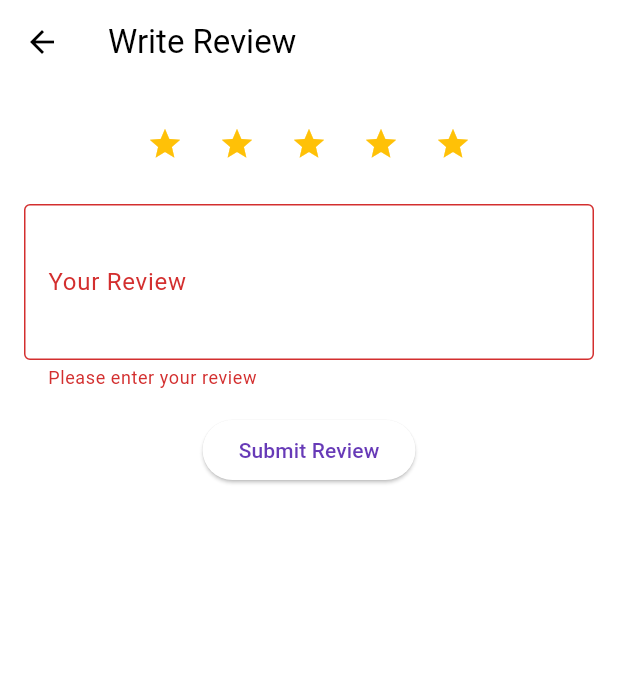
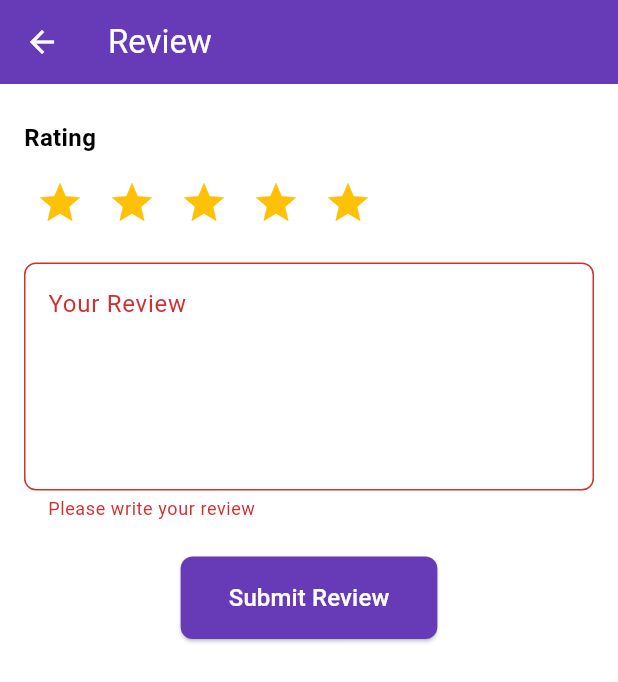
Before and after one commit to PBP24E06/aquaadventurebali_mobile, a Flutter app: the ReviewFormPage screen opened directly with empty values, after a tap on "Submit Review", on a phone screen of 412 x 824 dp. Shown: the top 682 px of the screen. Run offline on Flutter 3.47's test engine with Material 3 defaults, Android fonts, the phone set to English and light mode, and no system bars; missing offline and left inert: pbp_django_auth.

Commit message:
reimplement review_form (berhasil)

```diff
--- a/lib/screens/list_product.dart
+++ b/lib/screens/list_product.dart
@@ -117,12 +117,12 @@ class _ProductPageState extends State<ProductPage> {
                                       Navigator.push(
                                         context,
                                         MaterialPageRoute(
-                                            builder: (context) => AllReviewPage(
-                                                productId: snapshot.data![index].pk,
-                                                productName: product.name,
-                                                productImage: product.gambar,
-                                            ),
-                                            // builder: (context) => ReviewFormPage(productId: snapshot.data![index].pk),
+                                            // builder: (context) => AllReviewPage(
+                                            //     productId: snapshot.data![index].pk,
+                                            //     productName: product.name,
+                                            //     productImage: product.gambar,
+                                            // ),
+                                            builder: (context) => ReviewFormPage(productId: snapshot.data![index].pk, productName: product.name,),
                                         ),
                                     );
                                     },
--- a/lib/screens/review_form.dart
+++ b/lib/screens/review_form.dart
@@ -1,13 +1,17 @@
 import 'package:flutter/material.dart';
-
 import 'package:pbp_django_auth/pbp_django_auth.dart';
 import 'package:provider/provider.dart';
 import 'dart:convert';
 
 class ReviewFormPage extends StatefulWidget {
   final String productId;
+  final String productName;
 
-  const ReviewFormPage({super.key, required this.productId});
+  const ReviewFormPage({
+    super.key,
+    required this.productId,
+    required this.productName,
+  });
 
   @override
   State<ReviewFormPage> createState() => _ReviewFormPageState();
@@ -24,22 +28,38 @@ class _ReviewFormPageState extends State<ReviewFormPage> {
 
     return Scaffold(
       appBar: AppBar(
-        title: const Text('Write Review'),
+        title: Text('Review ${widget.productName}'),
+        backgroundColor: Theme.of(context).colorScheme.primary,
+        foregroundColor: Colors.white,
       ),
       body: Form(
         key: _formKey,
-        child: Padding(
+        child: SingleChildScrollView(
           padding: const EdgeInsets.all(16.0),
           child: Column(
+            crossAxisAlignment: CrossAxisAlignment.start,
             children: [
-              // Rating
+              Padding(
+                padding: const EdgeInsets.symmetric(vertical: 8.0),
+                child: Column(
+                  crossAxisAlignment: CrossAxisAlignment.start,
+                  children: [
+                    const Text(
+                      'Rating',
+                      style: TextStyle(
+                        fontSize: 16,
+                        fontWeight: FontWeight.bold,
+                      ),
+                    ),
+                    const SizedBox(height: 8),
                     Row(
-                mainAxisAlignment: MainAxisAlignment.center,
+                      mainAxisAlignment: MainAxisAlignment.start,
                       children: List.generate(5, (index) {
                         return IconButton(
                           icon: Icon(
                             index < _rating ? Icons.star : Icons.star_border,
                             color: Colors.amber,
+                            size: 32,
                           ),
                           onPressed: () {
                             setState(() {
@@ -49,45 +69,78 @@ class _ReviewFormPageState extends State<ReviewFormPage> {
                         );
                       }),
                     ),
-
-              const SizedBox(height: 16.0),
+                  ],
+                ),
+              ),
 
               // Review text field
-              TextFormField(
+              Padding(
+                padding: const EdgeInsets.symmetric(vertical: 8.0),
+                child: TextFormField(
                   controller: _reviewController,
-                decoration: const InputDecoration(
+                  decoration: InputDecoration(
                     labelText: 'Your Review',
-                  border: OutlineInputBorder(),
+                    hintText: 'Share your experience with this product...',
+                    border: OutlineInputBorder(
+                      borderRadius: BorderRadius.circular(8.0),
                     ),
-                maxLines: 3,
+                    alignLabelWithHint: true,
+                  ),
+                  maxLines: 5,
                   validator: (value) {
                     if (value == null || value.isEmpty) {
-                    return 'Please enter your review';
+                      return 'Please write your review';
                     }
                     return null;
                   },
+                ),
               ),
 
               const SizedBox(height: 16.0),
 
               // Submit button
-              ElevatedButton(
+              Align(
+                alignment: Alignment.center,
+                child: ElevatedButton(
+                  style: ElevatedButton.styleFrom(
+                    backgroundColor: Theme.of(context).colorScheme.primary,
+                    foregroundColor: Colors.white,
+                    padding: const EdgeInsets.symmetric(horizontal: 32, vertical: 16),
+                    shape: RoundedRectangleBorder(
+                      borderRadius: BorderRadius.circular(8),
+                    ),
+                  ),
                   onPressed: () async {
                     if (_formKey.currentState!.validate()) {
+                      // Show loading indicator
+                      showDialog(
+                        context: context,
+                        barrierDismissible: false,
+                        builder: (BuildContext context) {
+                          return const Center(
+                            child: CircularProgressIndicator(),
+                          );
+                        },
+                      );
+
+                      try {
                         final response = await request.postJson(
-                      "http://127.0.0.1:8000/create-review/${widget.productId}",
+                          "http://127.0.0.1:8000/create-review-flutter/",
                           jsonEncode({
+                            'product': widget.productId,
                             'rating': _rating,
                             'review_text': _reviewController.text,
                           }),
                         );
 
                         if (context.mounted) {
+                          Navigator.pop(context);
+
                           if (response['status'] == 'success') {
                             Navigator.pop(context);
                             ScaffoldMessenger.of(context).showSnackBar(
                               const SnackBar(
-                            content: Text('Review submitted successfully'),
+                                content: Text('Review submitted successfully!'),
                                 backgroundColor: Colors.green,
                               ),
                             );
@@ -100,9 +153,24 @@ class _ReviewFormPageState extends State<ReviewFormPage> {
                             );
                           }
                         }
+                      } catch (e) {
+                        if (context.mounted) {
+                          Navigator.pop(context);
+                          ScaffoldMessenger.of(context).showSnackBar(
+                            const SnackBar(
+                              content: Text('An error occurred. Please try again.'),
+                              backgroundColor: Colors.red,
+                            ),
+                          );
+                        }
+                      }
                     }
                   },
-                child: const Text('Submit Review'),
+                  child: const Text(
+                    'Submit Review',
+                    style: TextStyle(fontSize: 16),
+                  ),
+                ),
               ),
             ],
           ),
```
Lines whose indentation alone changed are shown as unchanged.
